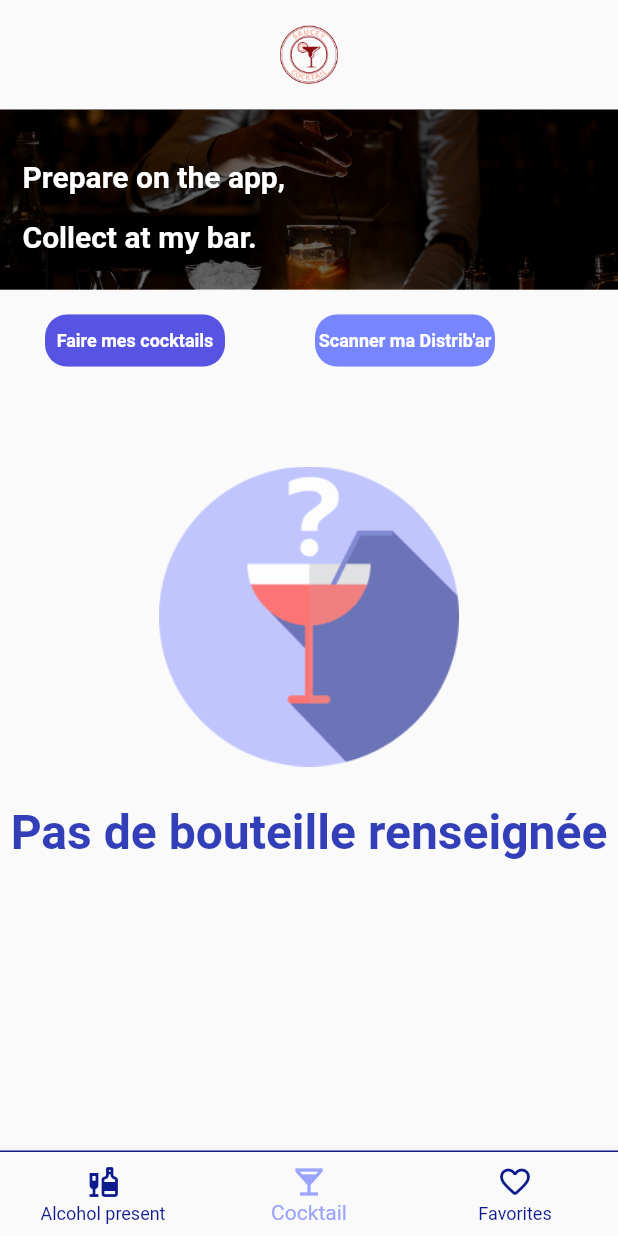
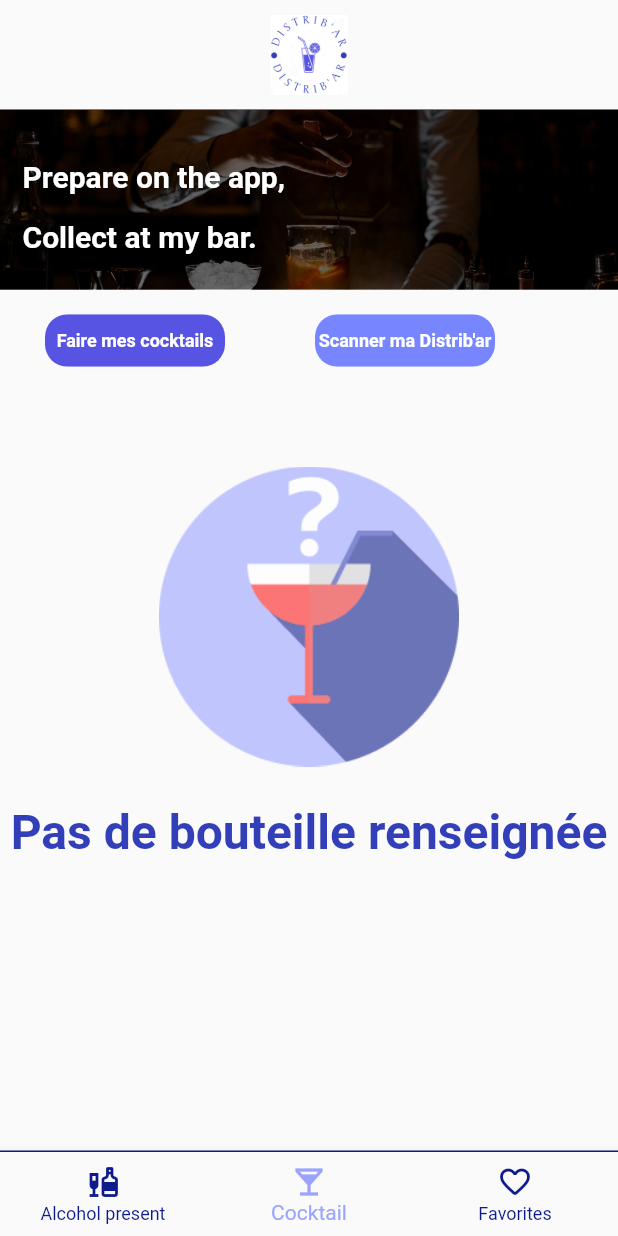
Before and after one commit to elsa-bit/Distrib-ar, a Flutter app: the screen it shows after launch, item 2 of the bottom bar chosen, on a phone screen of 412 x 824 dp. Run offline on Flutter 3.47's test engine with Material 2 defaults, Android fonts, the phone set to English and light mode, and no system bars; our stand-ins replace firebase_analytics, firebase_core, firebase_crashlytics, firebase_database, floor, shared_preferences and 1 more; missing offline and left inert: flutter_barcode_scanner; accounts and stored records are empty; generated files the repository leaves out were written again; network calls fail; Roboto replaces fonts that are missing (AlegreyaSans, Prompt).

```diff
--- a/lib/ancien_projet/cocktail/cocktail.dart
+++ b/lib/ancien_projet/cocktail/cocktail.dart
@@ -61,7 +61,7 @@ class _CocktailState extends State<Cocktail> {
           padding: const EdgeInsets.symmetric(vertical: 10),
           child: Center(
             child: Image.asset(
-              'assets/saucey_logo.png',
+              'assets/distribar_logo.png',
               height: 53,
               width: 53,
             ),
--- a/pubspec.yaml
+++ b/pubspec.yaml
@@ -78,8 +78,7 @@ flutter:
     - assets/images/red_cocktail.png
     - assets/images/no_cocktail_found.png
     - assets/images/no_cocktail_cart.png
-    - assets/saucey_big_logo.png
-    - assets/saucey_logo.png
+    - assets/distribar_logo.png
 
 
   # An image asset can refer to one or more resolution-specific "variants", see
```
Also changed, not shown: assets/distribar_logo.png (added), assets/saucey_big_logo.png (deleted), assets/saucey_logo.png (deleted).
